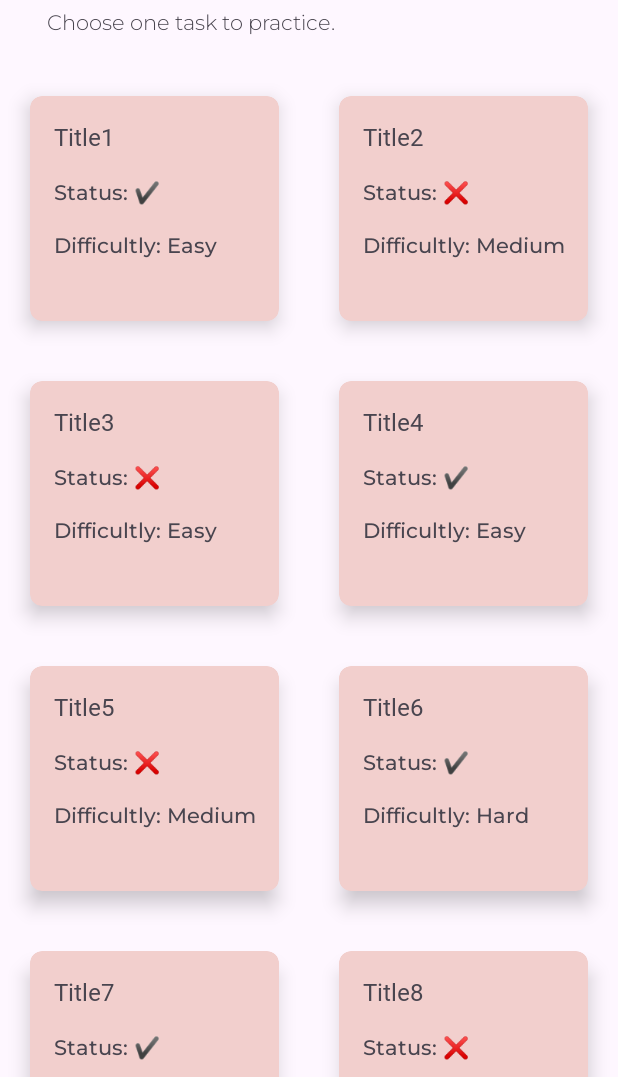
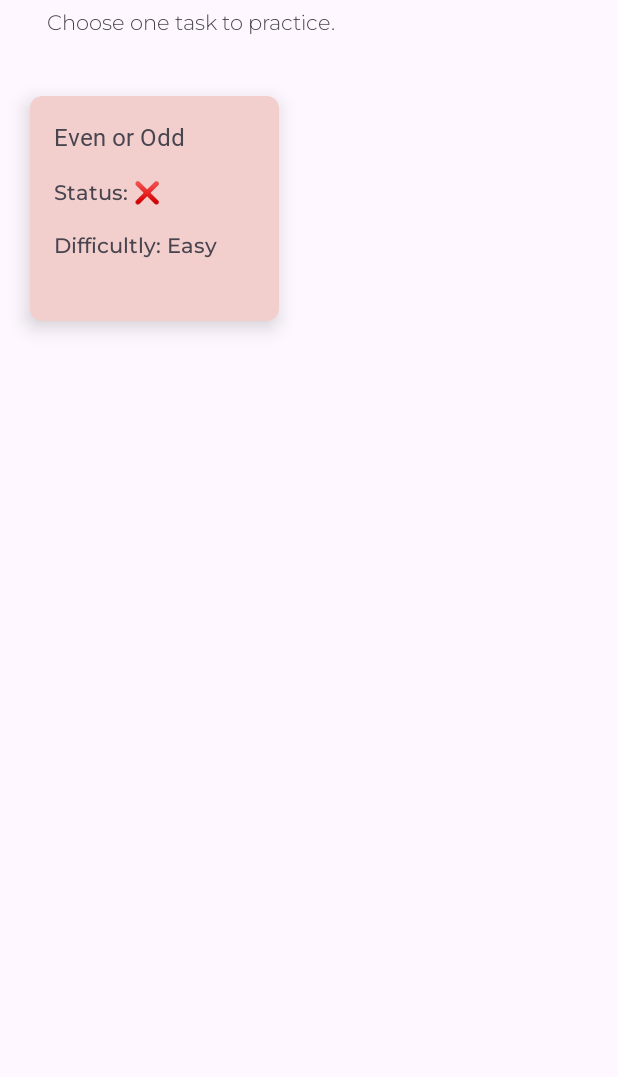
Before and after one commit to EunoiaSyndicate/JS-Playground, an Android app: the screen it shows after launch (HomeActivity), after a tap on "Start coding", on a phone screen of 412 x 824 dp, the part 159-1236 px from its top. Run offline under Robolectric (Android 15) with nearby library versions, the light colour scheme and no system bars.

Commit message:
feature: implemented task logic
- added reading from json
- configured editor
- added js execution

```diff
--- a/app/src/main/java/com/example/js_playground/CardAdapter.kt
+++ b/app/src/main/java/com/example/js_playground/CardAdapter.kt
@@ -9,8 +9,10 @@ import android.widget.TextView
 import androidx.core.view.setMargins
 import androidx.recyclerview.widget.GridLayoutManager
 import androidx.recyclerview.widget.RecyclerView
+import kotlinx.serialization.encodeToString
+import kotlinx.serialization.json.Json
 
-class CardAdapter(private val context: Context, private val items: List<CardData>) :
+class CardAdapter(private val context: Context, private val taskList: TaskList) :
   RecyclerView.Adapter<CardAdapter.ViewHolder>() {
 
   class ViewHolder(itemView: View) : RecyclerView.ViewHolder(itemView) {
@@ -33,22 +35,24 @@ class CardAdapter(private val context: Context, private val items: List<CardData
   }
 
   override fun getItemCount(): Int {
-    return items.size
+    return taskList.tasks.size
   }
 
   override fun onBindViewHolder(holder: ViewHolder, position: Int) {
-    val item = items[position]
+    val item = taskList.tasks[position]
     val status = context.getString(R.string.status)
     val difficultly = context.getString(R.string.difficultly)
 
     holder.cardTitle.text = item.title
     holder.cardStatus.text = String.format("%s: %s",status, item.status)
-    holder.cardDifficultly.text = String.format("%s: %s", difficultly, item.difficultly)
+    holder.cardDifficultly.text = String.format("%s: %s", difficultly, item.difficulty)
+    holder.itemView.setOnClickListener { onClickCardListener(item) }
+  }
 
-    holder.itemView.setOnClickListener {
-      val intent = Intent(context, TaskActivity::class.java)
-      intent.putExtra(TaskActivity.EXTRA_TASK_DATA, item)
-      context.startActivity(intent)
-    }
+  private fun onClickCardListener(item: Task) {
+    val intent = Intent(context, TaskActivity::class.java)
+    val json = Json.encodeToString(item)
+    intent.putExtra(TaskActivity.TASK, json)
+    context.startActivity(intent)
   }
 }
--- a/app/src/main/java/com/example/js_playground/CardData.kt
+++ /dev/null
@@ -1,37 +0,0 @@
-package com.example.js_playground
-
-import android.os.Parcel
-import android.os.Parcelable
-
-data class CardData(
-  val title: String,
-  val status: String,
-  val difficultly: String
-) : Parcelable {
-
-  constructor(parcel: Parcel) : this(
-    parcel.readString() ?: "",
-    parcel.readString() ?: "",
-    parcel.readString() ?: ""
-  )
-
-  override fun writeToParcel(parcel: Parcel, flags: Int) {
-    parcel.writeString(title)
-    parcel.writeString(status)
-    parcel.writeString(difficultly)
-  }
-
-  override fun describeContents(): Int {
-    return 0
-  }
-
-  companion object CREATOR : Parcelable.Creator<CardData> {
-    override fun createFromParcel(parcel: Parcel): CardData {
-      return CardData(parcel)
-    }
-
-    override fun newArray(size: Int): Array<CardData?> {
-      return arrayOfNulls(size)
-    }
-  }
-}
--- a/app/src/main/java/com/example/js_playground/HomeActivity.kt
+++ b/app/src/main/java/com/example/js_playground/HomeActivity.kt
@@ -4,28 +4,31 @@ import android.os.Bundle
 import androidx.appcompat.app.AppCompatActivity
 import androidx.recyclerview.widget.GridLayoutManager
 import androidx.recyclerview.widget.RecyclerView
+import kotlinx.serialization.json.Json
+import kotlinx.serialization.decodeFromString
+import java.nio.charset.StandardCharsets
 
 class HomeActivity : AppCompatActivity() {
   override fun onCreate(savedInstanceState: Bundle?) {
     super.onCreate(savedInstanceState)
     setContentView(R.layout.activity_home)
-    example()
+    val taskList = getCardList()
+    fillRecyclerView(taskList)
   }
 
-  private fun example() {
+  private fun fillRecyclerView(taskList: TaskList) {
     val recyclerView = findViewById<RecyclerView>(R.id.task_recycler)
-    val itemList = listOf(
-      CardData("Title1", "✔️", "Easy"),
-      CardData("Title2", "❌", "Medium"),
-      CardData("Title3", "❌", "Easy"),
-      CardData("Title4", "✔️", "Easy"),
-      CardData("Title5", "❌", "Medium"),
-      CardData("Title6", "✔️", "Hard"),
-      CardData("Title7", "✔️", "Hard"),
-      CardData("Title8", "❌", "Easy"),
-    )
+    recyclerView.layoutManager = GridLayoutManager(this, 2)
+    recyclerView.adapter = CardAdapter(this, taskList)
+  }
 
-    recyclerView.layoutManager = GridLayoutManager(this, 2)
-    recyclerView.adapter = CardAdapter(this, itemList)
+  private fun getCardList(): TaskList {
+    val inputStream = resources.openRawResource(R.raw.tasks)
+    val size = inputStream.available()
+    val buffer = ByteArray(size)
+    inputStream.read(buffer)
+    inputStream.close()
+    val jsonString = String(buffer, StandardCharsets.UTF_8)
+    return Json.decodeFromString<TaskList>(jsonString)
   }
 }
--- /dev/null
+++ b/app/src/main/java/com/example/js_playground/TaskList.kt
@@ -0,0 +1,16 @@
+package com.example.js_playground
+
+import kotlinx.serialization.Serializable
+
+@Serializable
+data class Task(
+  val title: String,
+  val status: String,
+  val difficulty: String,
+  val description: String,
+  val testInputs: List<List<String>>,
+  val testOutputs: List<String>,
+)
+
+@Serializable
+data class TaskList(val tasks: List<Task>)
--- a/app/src/main/res/layout/image_buttons_layout.xml
+++ b/app/src/main/res/layout/image_buttons_layout.xml
@@ -3,7 +3,7 @@
     xmlns:app="http://schemas.android.com/apk/res-auto"
     xmlns:tools="http://schemas.android.com/tools"
     android:layout_width="match_parent"
-    android:layout_height="match_parent"
+    android:layout_height="wrap_content"
     tools:context=".HomeActivity">
 
     <ImageButton
--- a/app/src/main/res/values/colors.xml
+++ b/app/src/main/res/values/colors.xml
@@ -3,4 +3,5 @@
     <color name="black">#FF000000</color>
     <color name="white">#FFFFFFFF</color>
     <color name="light_red">#F2CFCD</color>
+    <color name="highlight_grey">#EDEDED</color>
 </resources>
--- a/app/src/main/res/values/strings.xml
+++ b/app/src/main/res/values/strings.xml
@@ -6,4 +6,7 @@
     <string name="home_subtitle">Choose one task to practice.</string>
     <string name="status">Status</string>
     <string name="difficultly">Difficultly</string>
+    <string name="task_text">Task</string>
+    <string name="editor_text">Editor</string>
+    <string name="tests_text">Tests</string>
 </resources>
--- a/build.gradle.kts
+++ b/build.gradle.kts
@@ -1,5 +1,6 @@
 // Top-level build file where you can add configuration options common to all sub-projects/modules.
 plugins {
-  id("com.android.application") version "8.1.4" apply false
+  id("com.android.application") version "8.2.0" apply false
   id("org.jetbrains.kotlin.android") version "1.9.0" apply false
+  id("org.jetbrains.kotlin.plugin.serialization") version "1.7.10" apply false
 }
```
Also changed, not shown: app/build.gradle.kts (+6 -3 lines), app/src/main/java/com/example/js_playground/CodeEditorFragment.kt (deleted, +0 -22 lines), app/src/main/java/com/example/js_playground/EditorConfigurator.kt (added, +40 -0 lines), app/src/main/java/com/example/js_playground/JavaScriptExecutor.kt (added, +17 -0 lines), app/src/main/java/com/example/js_playground/TaskActivity.kt (+51 -16 lines), app/src/main/res/drawable/done_24px.xml (added, +10 -0 lines), app/src/main/res/layout/activity_task.xml (+110 -66 lines), app/src/main/res/raw/tasks.json (added, +24 -0 lines), app/src/main/res/xml/tasks.xml (added, +22 -0 lines), app/src/main/res/font/jet_brains_mono_medium.ttf (added), gradle/wrapper/gradle-wrapper.properties.
